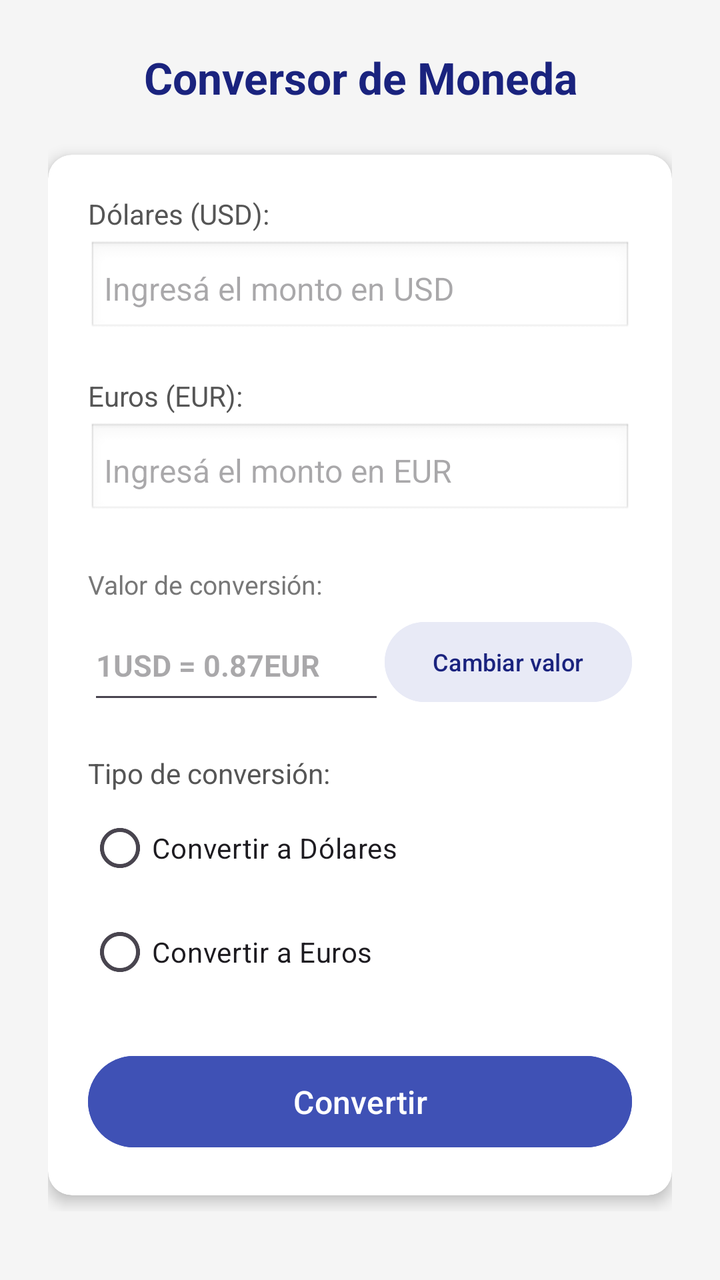
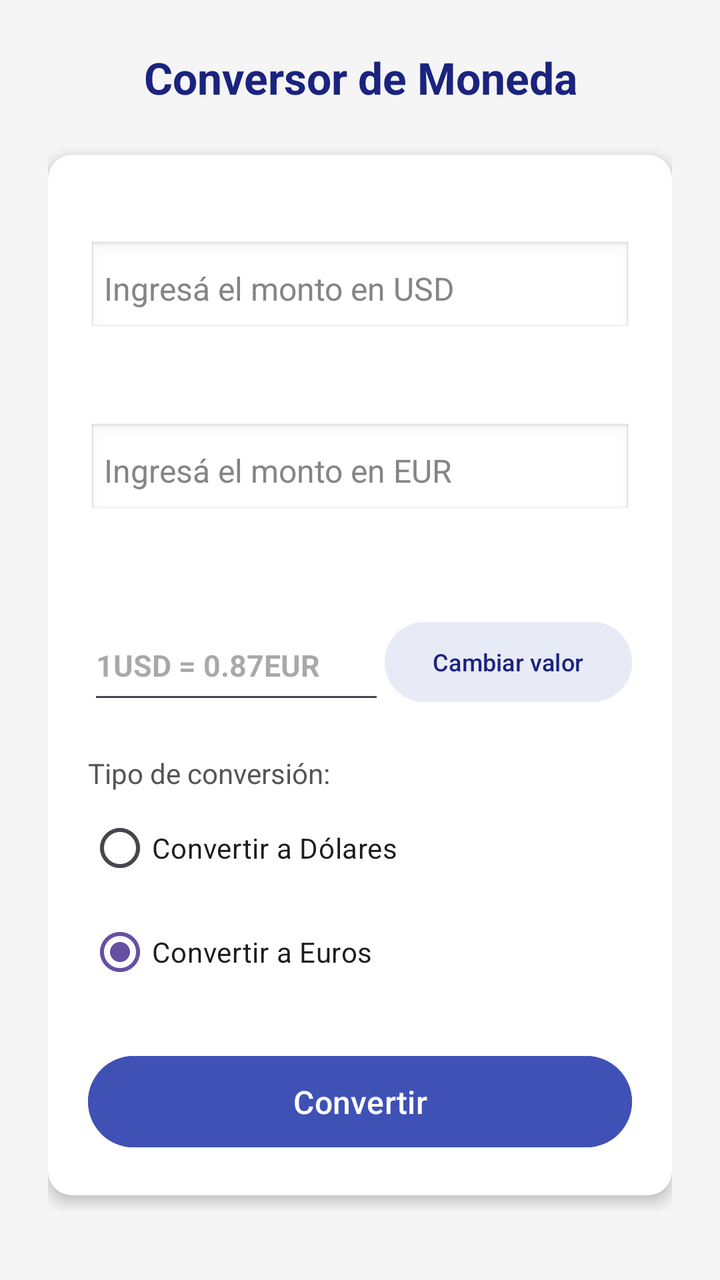

Before-and-after screenshots of an Android layout around one commit, followed by the original layout XML and the change that was made.
<!-- AndroidManifest.xml: application theme Theme.Practico1 -->
<!-- res/layout/activity_main.xml -->
<?xml version="1.0" encoding="utf-8"?>
<ScrollView xmlns:android="http://schemas.android.com/apk/res/android"
    xmlns:app="http://schemas.android.com/apk/res-auto"
    xmlns:tools="http://schemas.android.com/tools"
    android:id="@+id/main"
    android:layout_width="match_parent"
    android:layout_height="match_parent"
    android:background="#F5F5F5"
    tools:context=".MainActivity">

    <LinearLayout
        android:layout_width="match_parent"
        android:layout_height="wrap_content"
        android:orientation="vertical"
        android:padding="24dp">

        
        <TextView
            android:layout_width="match_parent"
            android:layout_height="wrap_content"
            android:text="@string/conversor_de_moneda"
            android:textSize="22sp"
            android:textStyle="bold"
            android:textColor="#1A237E"
            android:gravity="center"
            android:paddingBottom="24dp" />

        
        <androidx.cardview.widget.CardView
            android:layout_width="match_parent"
            android:layout_height="wrap_content"
            android:layout_marginBottom="8dp"
            app:cardCornerRadius="12dp"
            app:cardElevation="4dp"
            tools:ignore="RedundantNamespace">

            <LinearLayout
                android:layout_width="match_parent"
                android:layout_height="wrap_content"
                android:orientation="vertical"
                android:padding="20dp">

                
                <TextView
                    android:layout_width="wrap_content"
                    android:layout_height="wrap_content"
                    android:text="@string/d_lares_usd"
                    android:textSize="14sp"
                    android:textColor="#555555"
                    android:paddingBottom="4dp" />

                <EditText
                    android:id="@+id/etDolares"
                    android:layout_width="match_parent"
                    android:layout_height="wrap_content"
                    android:layout_marginBottom="20dp"
                    android:background="@android:drawable/edit_text"
                    android:hint="@string/ingres_el_monto_en_usd"
                    android:inputType="numberDecimal"
                    android:padding="8dp"
                    android:textSize="16sp" />

                
                <TextView
                    android:layout_width="wrap_content"
                    android:layout_height="wrap_content"
                    android:text="@string/euros_eur"
                    android:textSize="14sp"
                    android:textColor="#555555"
                    android:paddingBottom="4dp" />

                <EditText
                    android:id="@+id/etEuros"
                    android:layout_width="match_parent"
                    android:layout_height="wrap_content"
                    android:hint="@string/ingres_el_monto_en_eur"
                    android:inputType="numberDecimal"
                    android:background="@android:drawable/edit_text"
                    android:padding="8dp"
                    android:textSize="16sp"
                    android:layout_marginBottom="24dp" />

                
                <TextView
                    android:layout_width="wrap_content"
                    android:layout_height="wrap_content"
                    android:text="@string/valor_de_conversi_n"
                    android:textSize="13sp"
                    android:textColor="#777777"
                    android:paddingBottom="4dp" />

                <LinearLayout
                    android:layout_width="match_parent"
                    android:layout_height="wrap_content"
                    android:orientation="horizontal"
                    android:gravity="center_vertical"
                    android:layout_marginBottom="20dp">

                    
                    <EditText
                        android:id="@+id/etTipoCambio"
                        android:layout_width="0dp"
                        android:layout_height="52dp"
                        android:layout_weight="1"
                        android:hint="@string/_1usd_0_87eur"
                        android:textSize="15sp"
                        android:textStyle="bold"
                        android:textColor="#1A237E" />

                    
                    <Button
                        android:id="@+id/btnCambiarValor"
                        android:layout_width="wrap_content"
                        android:layout_height="wrap_content"
                        android:text="@string/cambiar_valor"
                        android:textSize="12sp"
                        android:backgroundTint="#E8EAF6"
                        android:textColor="#1A237E" />
                </LinearLayout>

                
                <TextView
                    android:layout_width="wrap_content"
                    android:layout_height="wrap_content"
                    android:text="@string/tipo_de_conversi_n"
                    android:textSize="14sp"
                    android:textColor="#555555"
                    android:paddingBottom="4dp" />

                <RadioGroup
                    android:id="@+id/rgTipoConversion"
                    android:layout_width="match_parent"
                    android:layout_height="wrap_content"
                    android:orientation="vertical"
                    android:layout_marginBottom="24dp">

                    <RadioButton
                        android:id="@+id/rbDolares"
                        android:layout_width="wrap_content"
                        android:layout_height="wrap_content"
                        android:text="@string/convertir_a_d_lares"
                        android:textSize="14sp"
                        android:buttonTint="#3F51B5" />

                    <RadioButton
                        android:id="@+id/rbEuros"
                        android:layout_width="wrap_content"
                        android:layout_height="wrap_content"
                        android:text="@string/convertir_a_euros"
                        android:textSize="14sp"
                        android:buttonTint="#3F51B5"
                        android:layout_marginTop="4dp" />
                </RadioGroup>

                
                <Button
                    android:id="@+id/btnConvertir"
                    android:layout_width="match_parent"
                    android:layout_height="wrap_content"
                    android:text="@string/convertir"
                    android:textSize="16sp"
                    android:textColor="#FFFFFF"
                    android:backgroundTint="#3F51B5"
                    android:padding="12dp" />

            </LinearLayout>
        </androidx.cardview.widget.CardView>

    </LinearLayout>





</ScrollView>
<!-- resources referenced by this layout -->
<resources>
  <string name="_1usd_0_87eur">1USD = 0.87EUR</string>
  <string name="cambiar_valor">Cambiar valor</string>
  <string name="conversor_de_moneda">Conversor de Moneda</string>
  <string name="convertir">Convertir</string>
  <string name="convertir_a_d_lares">Convertir a Dólares</string>
  <string name="convertir_a_euros">Convertir a Euros</string>
  <string name="d_lares_usd">Dólares (USD):</string>
  <string name="euros_eur">Euros (EUR):</string>
  <string name="ingres_el_monto_en_eur">Ingresá el monto en EUR</string>
  <string name="ingres_el_monto_en_usd">Ingresá el monto en USD</string>
  <string name="tipo_de_conversi_n">Tipo de conversión:</string>
  <string name="valor_de_conversi_n">Valor de conversión:</string>
  <style name="Theme.Practico1" parent="Base.Theme.Practico1" />
  <style name="Base.Theme.Practico1" parent="Theme.Material3.DayNight.NoActionBar">
          
          
      </style>
</resources>

<!-- the commit's change to res/layout/activity_main.xml (unified diff, before → after) -->
@@ -46,7 +46,7 @@
                     android:layout_height="wrap_content"
                     android:text="@string/d_lares_usd"
                     android:textSize="14sp"
-                    android:textColor="#555555"
+                    android:textColor="#FFFFFF"
                     android:paddingBottom="4dp" />
 
                 <EditText
@@ -56,6 +56,8 @@
                     android:layout_marginBottom="20dp"
                     android:background="@android:drawable/edit_text"
                     android:hint="@string/ingres_el_monto_en_usd"
+                    android:textColorHint="@color/hint_color"
+                    android:textColor="@color/black"
                     android:inputType="numberDecimal"
                     android:padding="8dp"
                     android:textSize="16sp" />
@@ -66,7 +68,7 @@
                     android:layout_height="wrap_content"
                     android:text="@string/euros_eur"
                     android:textSize="14sp"
-                    android:textColor="#555555"
+                    android:textColor="#FFFFFF"
                     android:paddingBottom="4dp" />
 
                 <EditText
@@ -74,8 +76,10 @@
                     android:layout_width="match_parent"
                     android:layout_height="wrap_content"
                     android:hint="@string/ingres_el_monto_en_eur"
+                    android:textColorHint="@color/hint_color"
                     android:inputType="numberDecimal"
                     android:background="@android:drawable/edit_text"
+                    android:textColor="@color/black"
                     android:padding="8dp"
                     android:textSize="16sp"
                     android:layout_marginBottom="24dp" />
@@ -86,7 +90,7 @@
                     android:layout_height="wrap_content"
                     android:text="@string/valor_de_conversi_n"
                     android:textSize="13sp"
-                    android:textColor="#777777"
+                    android:textColor="#FFFFFF"
                     android:paddingBottom="4dp" />
 
                 <LinearLayout
@@ -105,7 +109,7 @@
                         android:hint="@string/_1usd_0_87eur"
                         android:textSize="15sp"
                         android:textStyle="bold"
-                        android:textColor="#1A237E" />
+                        android:textColor="#FFFFFF" />
 
                     
                     <Button
@@ -149,7 +153,8 @@
                         android:text="@string/convertir_a_euros"
                         android:textSize="14sp"
                         android:buttonTint="#3F51B5"
-                        android:layout_marginTop="4dp" />
+                        android:layout_marginTop="4dp"
+                        android:checked="true"/>
                 </RadioGroup>
 
                 
<!-- resource entries referenced after the edit -->
@@ -1,5 +1,6 @@
 <!-- resources referenced by this layout -->
 <resources>
+  <color name="black">#FF000000</color>
   <string name="_1usd_0_87eur">1USD = 0.87EUR</string>
   <string name="cambiar_valor">Cambiar valor</string>
   <string name="conversor_de_moneda">Conversor de Moneda</string>
